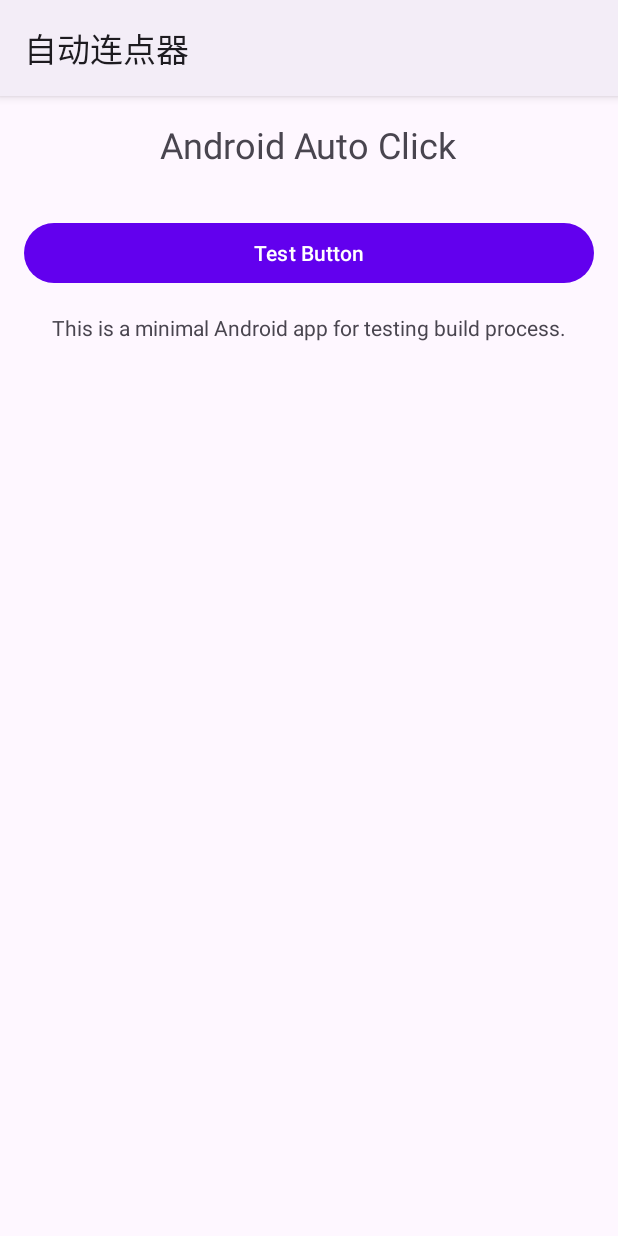
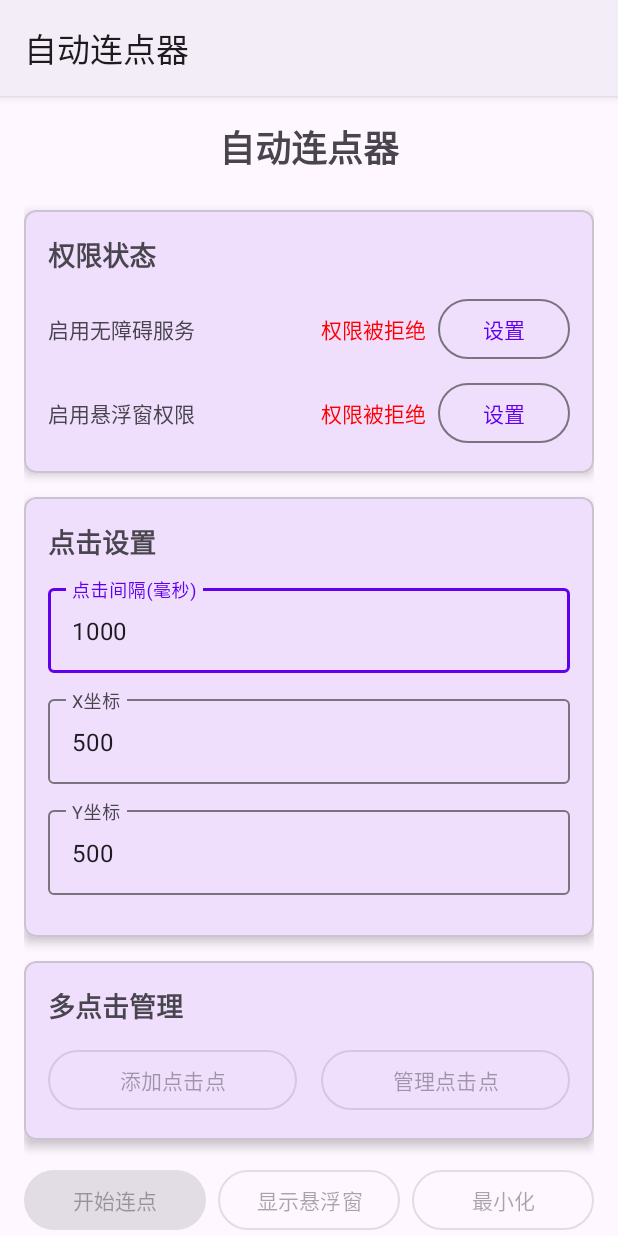
Before and after one commit to my-gitHu-0707/AndroidAutoClick, an Android app: the screen it shows after launch (MainActivity), on a phone screen of 412 x 824 dp. Run offline under Robolectric (Android 15) with nearby library versions, the phone set to English and light mode, and no system bars.

Commit message:
Step 3: Restore complete main layout and basic MainActivity
- Restore full activity_main.xml with Material Design components
- Update MainActivity to use View Binding
- Add basic UI setup with placeholder click handlers
- Test build with complete layout

```diff
--- a/app/src/main/java/com/autoclick/app/MainActivity.kt
+++ b/app/src/main/java/com/autoclick/app/MainActivity.kt
@@ -2,11 +2,36 @@ package com.autoclick.app
 
 import android.os.Bundle
 import androidx.appcompat.app.AppCompatActivity
+import com.autoclick.app.databinding.ActivityMainBinding
 
 class MainActivity : AppCompatActivity() {
 
+    private lateinit var binding: ActivityMainBinding
+
     override fun onCreate(savedInstanceState: Bundle?) {
         super.onCreate(savedInstanceState)
-        setContentView(R.layout.activity_main_simple)
+        binding = ActivityMainBinding.inflate(layoutInflater)
+        setContentView(binding.root)
+
+        setupUI()
+    }
+
+    private fun setupUI() {
+        // 基本的UI设置
+        binding.btnStartStop.setOnClickListener {
+            // TODO: 实现开始/停止功能
+        }
+
+        binding.btnFloatingWindow.setOnClickListener {
+            // TODO: 实现悬浮窗功能
+        }
+
+        binding.btnAccessibilitySettings.setOnClickListener {
+            // TODO: 实现无障碍设置
+        }
+
+        binding.btnOverlaySettings.setOnClickListener {
+            // TODO: 实现悬浮窗权限设置
+        }
     }
 }
--- /dev/null
+++ b/app/src/main/res/layout/activity_main.xml
@@ -0,0 +1,319 @@
+<?xml version="1.0" encoding="utf-8"?>
+<ScrollView xmlns:android="http://schemas.android.com/apk/res/android"
+    xmlns:app="http://schemas.android.com/apk/res-auto"
+    xmlns:tools="http://schemas.android.com/tools"
+    android:layout_width="match_parent"
+    android:layout_height="match_parent"
+    android:fillViewport="true"
+    tools:context=".MainActivity">
+
+    <LinearLayout
+        android:layout_width="match_parent"
+        android:layout_height="wrap_content"
+        android:orientation="vertical"
+        android:padding="16dp">
+
+        <!-- 标题 -->
+        <TextView
+            android:layout_width="match_parent"
+            android:layout_height="wrap_content"
+            android:text="@string/app_name"
+            android:textSize="24sp"
+            android:textStyle="bold"
+            android:gravity="center"
+            android:layout_marginBottom="24dp" />
+
+        <!-- 权限状态卡片 -->
+        <com.google.android.material.card.MaterialCardView
+            android:layout_width="match_parent"
+            android:layout_height="wrap_content"
+            android:layout_marginBottom="16dp"
+            app:cardCornerRadius="8dp"
+            app:cardElevation="4dp">
+
+            <LinearLayout
+                android:layout_width="match_parent"
+                android:layout_height="wrap_content"
+                android:orientation="vertical"
+                android:padding="16dp">
+
+                <TextView
+                    android:layout_width="match_parent"
+                    android:layout_height="wrap_content"
+                    android:text="权限状态"
+                    android:textSize="18sp"
+                    android:textStyle="bold"
+                    android:layout_marginBottom="12dp" />
+
+                <!-- 无障碍权限 -->
+                <LinearLayout
+                    android:layout_width="match_parent"
+                    android:layout_height="wrap_content"
+                    android:orientation="horizontal"
+                    android:gravity="center_vertical"
+                    android:layout_marginBottom="8dp">
+
+                    <TextView
+                        android:layout_width="0dp"
+                        android:layout_height="wrap_content"
+                        android:layout_weight="1"
+                        android:text="@string/enable_accessibility" />
+
+                    <TextView
+                        android:id="@+id/tvAccessibilityStatus"
+                        android:layout_width="wrap_content"
+                        android:layout_height="wrap_content"
+                        android:text="@string/permission_denied"
+                        android:textColor="@color/red"
+                        android:layout_marginEnd="8dp" />
+
+                    <Button
+                        android:id="@+id/btnAccessibilitySettings"
+                        android:layout_width="wrap_content"
+                        android:layout_height="wrap_content"
+                        android:text="设置"
+                        style="@style/Widget.Material3.Button.OutlinedButton" />
+
+                </LinearLayout>
+
+                <!-- 悬浮窗权限 -->
+                <LinearLayout
+                    android:layout_width="match_parent"
+                    android:layout_height="wrap_content"
+                    android:orientation="horizontal"
+                    android:gravity="center_vertical">
+
+                    <TextView
+                        android:layout_width="0dp"
+                        android:layout_height="wrap_content"
+                        android:layout_weight="1"
+                        android:text="@string/enable_overlay" />
+
+                    <TextView
+                        android:id="@+id/tvOverlayStatus"
+                        android:layout_width="wrap_content"
+                        android:layout_height="wrap_content"
+                        android:text="@string/permission_denied"
+                        android:textColor="@color/red"
+                        android:layout_marginEnd="8dp" />
+
+                    <Button
+                        android:id="@+id/btnOverlaySettings"
+                        android:layout_width="wrap_content"
+                        android:layout_height="wrap_content"
+                        android:text="设置"
+                        style="@style/Widget.Material3.Button.OutlinedButton" />
+
+                </LinearLayout>
+
+            </LinearLayout>
+
+        </com.google.android.material.card.MaterialCardView>
+
+        <!-- 点击设置卡片 -->
+        <com.google.android.material.card.MaterialCardView
+            android:layout_width="match_parent"
+            android:layout_height="wrap_content"
+            android:layout_marginBottom="16dp"
+            app:cardCornerRadius="8dp"
+            app:cardElevation="4dp">
+
+            <LinearLayout
+                android:layout_width="match_parent"
+                android:layout_height="wrap_content"
+                android:orientation="vertical"
+                android:padding="16dp">
+
+                <TextView
+                    android:layout_width="match_parent"
+                    android:layout_height="wrap_content"
+                    android:text="点击设置"
+                    android:textSize="18sp"
+                    android:textStyle="bold"
+                    android:layout_marginBottom="12dp" />
+
+                <!-- 点击间隔 -->
+                <com.google.android.material.textfield.TextInputLayout
+                    android:layout_width="match_parent"
+                    android:layout_height="wrap_content"
+                    android:layout_marginBottom="12dp"
+                    android:hint="@string/click_interval">
+
+                    <com.google.android.material.textfield.TextInputEditText
+                        android:id="@+id/etClickInterval"
+                        android:layout_width="match_parent"
+                        android:layout_height="wrap_content"
+                        android:inputType="number"
+                        android:text="1000" />
+
+                </com.google.android.material.textfield.TextInputLayout>
+
+                <!-- X坐标 -->
+                <com.google.android.material.textfield.TextInputLayout
+                    android:layout_width="match_parent"
+                    android:layout_height="wrap_content"
+                    android:layout_marginBottom="12dp"
+                    android:hint="@string/x_coordinate">
+
+                    <com.google.android.material.textfield.TextInputEditText
+                        android:id="@+id/etClickX"
+                        android:layout_width="match_parent"
+                        android:layout_height="wrap_content"
+                        android:inputType="numberDecimal"
+                        android:text="500" />
+
+                </com.google.android.material.textfield.TextInputLayout>
+
+                <!-- Y坐标 -->
+                <com.google.android.material.textfield.TextInputLayout
+                    android:layout_width="match_parent"
+                    android:layout_height="wrap_content"
+                    android:layout_marginBottom="12dp"
+                    android:hint="@string/y_coordinate">
+
+                    <com.google.android.material.textfield.TextInputEditText
+                        android:id="@+id/etClickY"
+                        android:layout_width="match_parent"
+                        android:layout_height="wrap_content"
+                        android:inputType="numberDecimal"
+                        android:text="500" />
+
+                </com.google.android.material.textfield.TextInputLayout>
+
+            </LinearLayout>
+
+        </com.google.android.material.card.MaterialCardView>
+
+        <!-- 多点击管理卡片 -->
+        <com.google.android.material.card.MaterialCardView
+            android:layout_width="match_parent"
+            android:layout_height="wrap_content"
+            android:layout_marginBottom="16dp"
+            app:cardCornerRadius="8dp"
+            app:cardElevation="4dp">
+
+            <LinearLayout
+                android:layout_width="match_parent"
+                android:layout_height="wrap_content"
+                android:orientation="vertical"
+                android:padding="16dp">
+
+                <TextView
+                    android:layout_width="match_parent"
+                    android:layout_height="wrap_content"
+                    android:text="多点击管理"
+                    android:textSize="18sp"
+                    android:textStyle="bold"
+                    android:layout_marginBottom="12dp" />
+
+                <LinearLayout
+                    android:layout_width="match_parent"
+                    android:layout_height="wrap_content"
+                    android:orientation="horizontal">
+
+                    <Button
+                        android:id="@+id/btnAddClickPoint"
+                        android:layout_width="0dp"
+                        android:layout_height="wrap_content"
+                        android:layout_weight="1"
+                        android:layout_marginEnd="8dp"
+                        android:text="添加点击点"
+                        android:enabled="false"
+                        style="@style/Widget.Material3.Button.OutlinedButton" />
+
+                    <Button
+                        android:id="@+id/btnManagePoints"
+                        android:layout_width="0dp"
+                        android:layout_height="wrap_content"
+                        android:layout_weight="1"
+                        android:layout_marginStart="8dp"
+                        android:text="管理点击点"
+                        android:enabled="false"
+                        style="@style/Widget.Material3.Button.OutlinedButton" />
+
+                </LinearLayout>
+
+            </LinearLayout>
+
+        </com.google.android.material.card.MaterialCardView>
+
+        <!-- 控制按钮 -->
+        <LinearLayout
+            android:layout_width="match_parent"
+            android:layout_height="wrap_content"
+            android:orientation="horizontal"
+            android:layout_marginBottom="16dp">
+
+            <Button
+                android:id="@+id/btnStartStop"
+                android:layout_width="0dp"
+                android:layout_height="wrap_content"
+                android:layout_weight="1"
+                android:layout_marginEnd="4dp"
+                android:text="@string/start_click"
+                android:enabled="false" />
+
+            <Button
+                android:id="@+id/btnFloatingWindow"
+                android:layout_width="0dp"
+                android:layout_height="wrap_content"
+                android:layout_weight="1"
+                android:layout_marginStart="4dp"
+                android:layout_marginEnd="4dp"
+                android:text="@string/show_floating_window"
+                android:enabled="false"
+                style="@style/Widget.Material3.Button.OutlinedButton" />
+
+            <Button
+                android:id="@+id/btnMinimize"
+                android:layout_width="0dp"
+                android:layout_height="wrap_content"
+                android:layout_weight="1"
+                android:layout_marginStart="4dp"
+                android:text="最小化"
+                android:enabled="false"
+                style="@style/Widget.Material3.Button.OutlinedButton" />
+
+        </LinearLayout>
+
+        <!-- 状态信息 -->
+        <com.google.android.material.card.MaterialCardView
+            android:layout_width="match_parent"
+            android:layout_height="wrap_content"
+            app:cardCornerRadius="8dp"
+            app:cardElevation="4dp">
+
+            <LinearLayout
+                android:layout_width="match_parent"
+                android:layout_height="wrap_content"
+                android:orientation="vertical"
+                android:padding="16dp">
+
+                <TextView
+                    android:layout_width="match_parent"
+                    android:layout_height="wrap_content"
+                    android:text="状态信息"
+                    android:textSize="18sp"
+                    android:textStyle="bold"
+                    android:layout_marginBottom="12dp" />
+
+                <TextView
+                    android:id="@+id/tvStatus"
+                    android:layout_width="match_parent"
+                    android:layout_height="wrap_content"
+                    android:text="@string/status_stopped"
+                    android:layout_marginBottom="8dp" />
+
+                <TextView
+                    android:id="@+id/tvClickCount"
+                    android:layout_width="match_parent"
+                    android:layout_height="wrap_content"
+                    android:text="@string/click_count" />
+
+            </LinearLayout>
+
+        </com.google.android.material.card.MaterialCardView>
+
+    </LinearLayout>
+
+</ScrollView>
```
